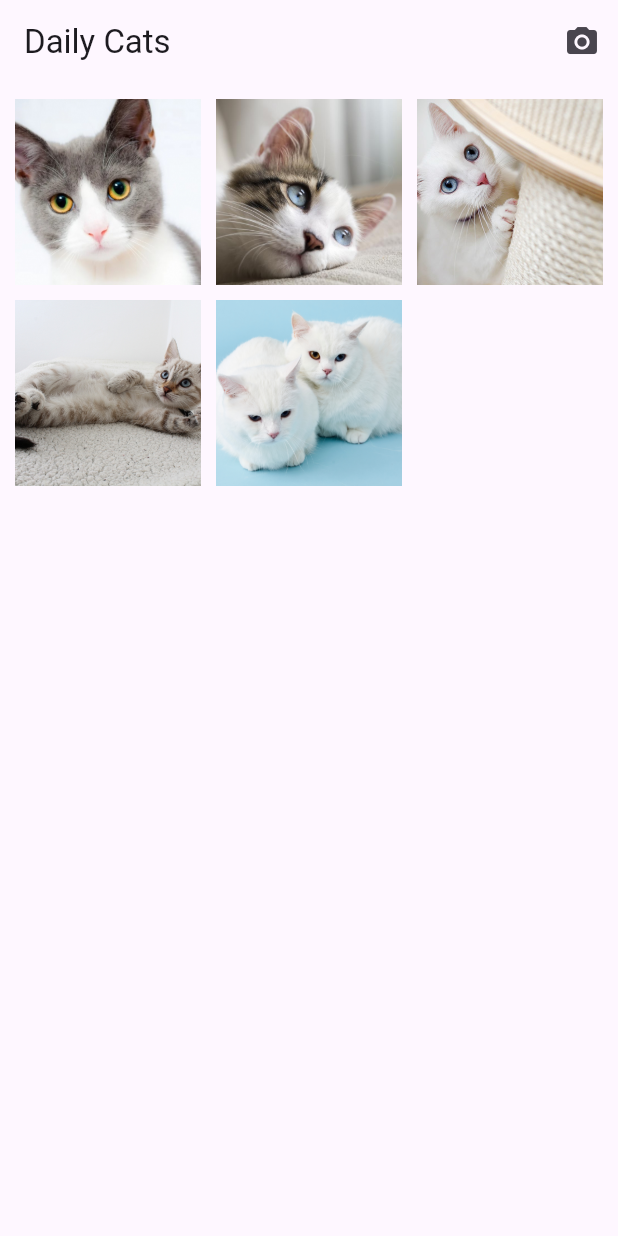
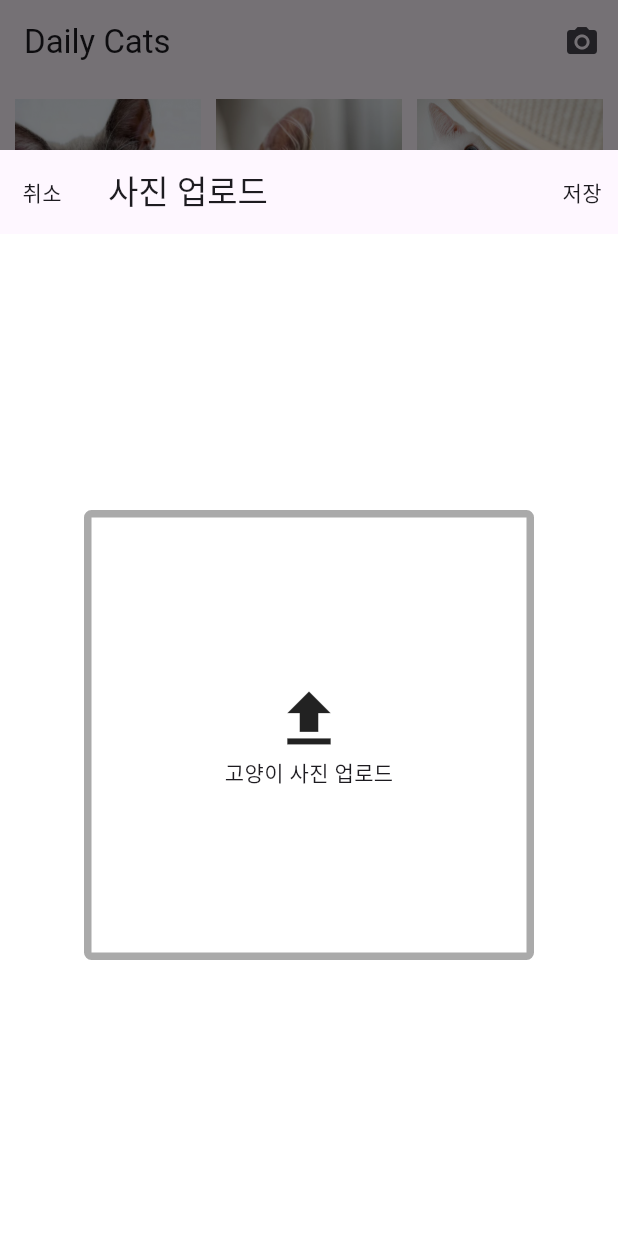
Before and after one commit to woooooooojin/flutter_sample, a Flutter app: the screen it shows after launch, after a tap on the "camera alt" icon, on a phone screen of 412 x 824 dp. Run offline on Flutter 3.47's test engine with Material 3 defaults, Android fonts, the phone set to English and light mode, and no system bars.

Commit message:
upload, like state

```diff
--- a/lib/screens/list_screen.dart
+++ b/lib/screens/list_screen.dart
@@ -1,6 +1,7 @@
 import 'package:flutter/material.dart';
 import 'package:flutter_sample/models/cat.dart';
 import 'package:flutter_sample/screens/detail_screen.dart';
+import 'package:flutter_sample/screens/upload_screen.dart';
 
 final List<Cat> cats = [
   Cat(
@@ -67,7 +68,12 @@ class _ListScreenState extends State<ListScreen> {
           //업로드화면으로 이동
           IconButton(
             icon: const Icon(Icons.camera_alt),
-            onPressed: () {},
+            onPressed: () {
+              showDialog(
+                context: context,
+                builder: (_) => const UploadScreen(),
+              );
+            },
           ),
         ],
       ),
--- a/lib/screens/upload_screen.dart
+++ b/lib/screens/upload_screen.dart
@@ -0,0 +1,77 @@
+import 'package:flutter/material.dart';
+
+class UploadScreen extends StatefulWidget {
+  const UploadScreen({super.key});
+
+  @override
+  State<UploadScreen> createState() => _UploadScreenState();
+}
+
+class _UploadScreenState extends State<UploadScreen> {
+  @override
+  Widget build(BuildContext context) {
+    return Container(
+      width: MediaQuery.of(context).size.width,
+      height: MediaQuery.of(context).size.height,
+      padding: const EdgeInsets.only(
+        top: 100.0,
+      ),
+      child: SafeArea(
+        bottom: false,
+        child: Scaffold(
+          appBar: AppBar(
+            title: const Text('사진 업로드'),
+            leading: IconButton(
+              icon: const Text('취소'),
+              padding: EdgeInsets.zero,
+              onPressed: () {
+                Navigator.of(context).pop();
+              },
+            ),
+            actions: <Widget>[
+              IconButton(
+                icon: const Text('저장'),
+                padding: EdgeInsets.zero,
+                onPressed: () {
+                  Navigator.of(context).pop();
+                },
+              )
+            ],
+          ),
+          body: Container(
+            color: Colors.white,
+            child: Center(
+              child: SingleChildScrollView(
+                child: Column(
+                  children: [
+                    Container(
+                      width: 300.0,
+                      height: 300.0,
+                      decoration: BoxDecoration(
+                        borderRadius: BorderRadius.circular(5.0),
+                        border: Border.all(
+                          width: 5.0,
+                          color: const Color(0xFFAAAAAA),
+                        ),
+                      ),
+                      child: Column(
+                        mainAxisAlignment: MainAxisAlignment.center,
+                        children: const [
+                          Icon(
+                            Icons.upload,
+                            size: 50.0,
+                          ),
+                          Text('고양이 사진 업로드')
+                        ],
+                      ),
+                    )
+                  ],
+                ),
+              ),
+            ),
+          ),
+        ),
+      ),
+    );
+  }
+}
```
Also changed, not shown: lib/screens/detail_screen.dart (+48 -8 lines).
